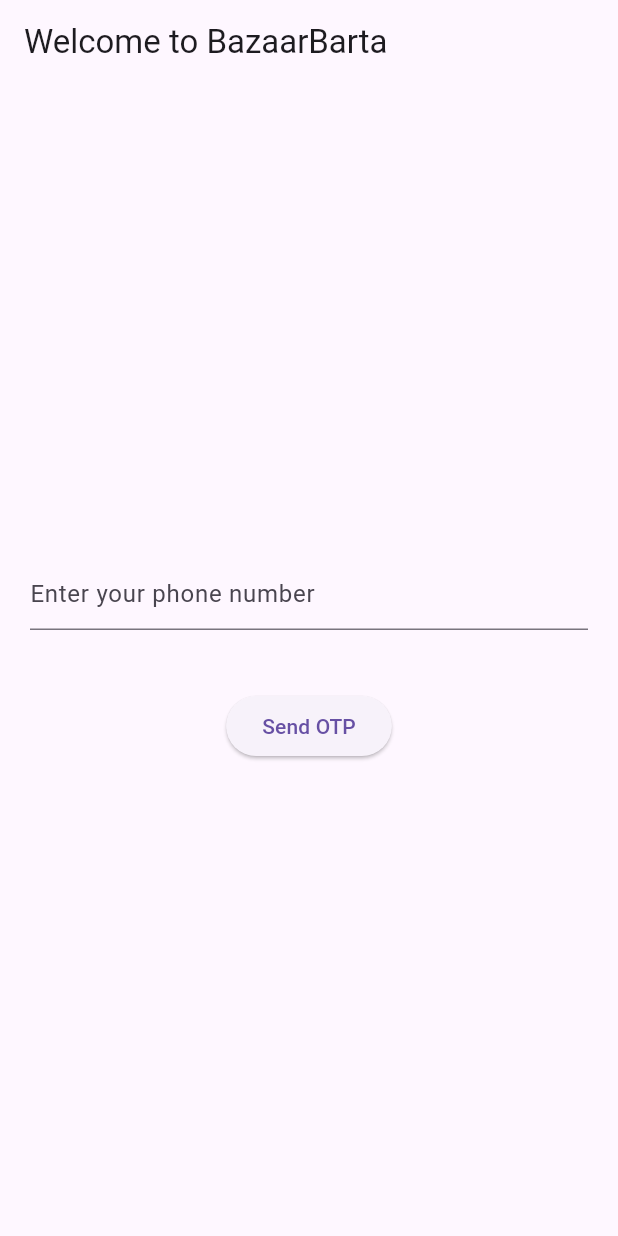
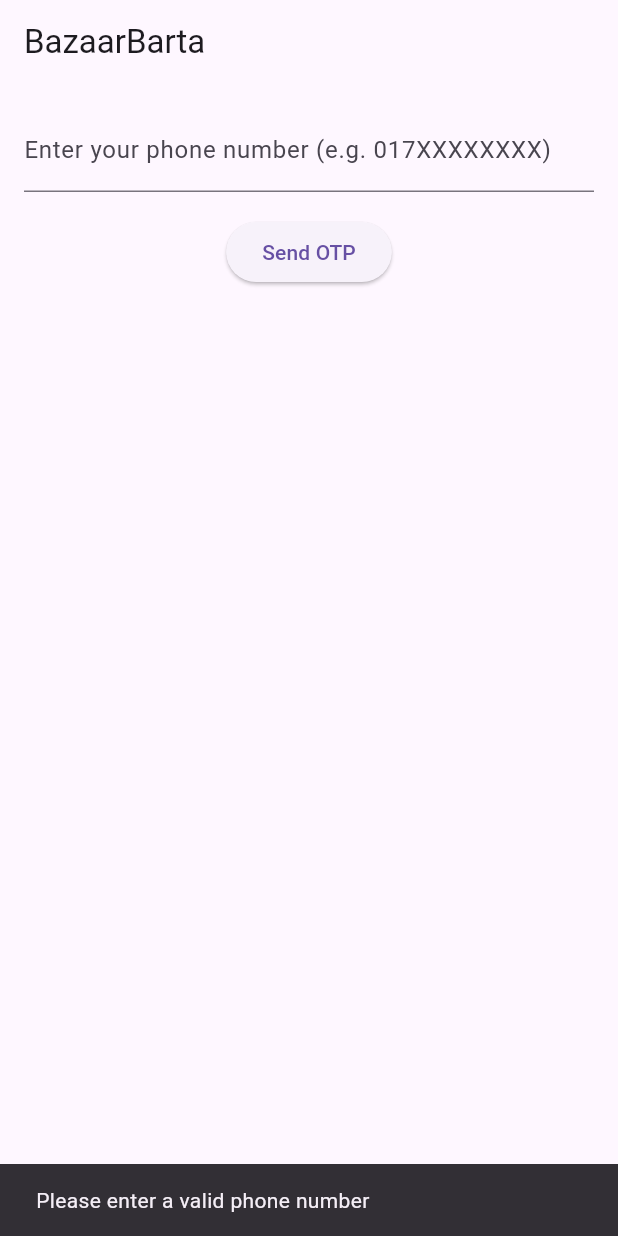
Before and after one commit to fouziaafrin/bazaarbarta, a Flutter app: the screen it shows after launch, after a tap on "Send OTP", on a phone screen of 412 x 824 dp. Run offline on Flutter 3.47's test engine with Material 3 defaults, Android fonts, the phone set to English and light mode, and no system bars; our stand-ins replace easy_localization, firebase_auth, firebase_core; accounts and stored records are empty.

Commit message:
set up otp and homescreen

```diff
--- a/assets/translations/bn.json
+++ b/assets/translations/bn.json
@@ -1,5 +1,13 @@
 {
   "welcome": "বাজারবার্তায় স্বাগতম",
-  "phone_hint": "আপনার ফোন নাম্বার লিখুন",
-  "send_otp": "ওটিপি পাঠান"
+  "appTitle": "বাজারবার্তা",
+  "phone_hint": "আপনার ফোন নাম্বার লিখুন (যেমন 017XXXXXXXX)",
+  "send_otp": "ওটিপি পাঠান",
+  "enter_otp": "ওটিপি লিখুন",
+  "verify_otp": "ওটিপি যাচাই",
+  "invalid_phone": "একটি সঠিক ফোন নম্বর প্রবেশ করুন",
+  "otp_sent": "ওটিপি পাঠানো হয়েছে",
+  "otp_failed": "ওটিপি পাঠানো ব্যর্থ: {}",
+  "invalid_otp": "ভুল ওটিপি",
+  "logging_in": "প্রবেশ করা হচ্ছে..."
 }
--- a/assets/translations/en.json
+++ b/assets/translations/en.json
@@ -1,5 +1,13 @@
 {
   "welcome": "Welcome to BazaarBarta",
-  "phone_hint": "Enter your phone number",
-  "send_otp": "Send OTP"
+  "appTitle": "BazaarBarta",
+  "phone_hint": "Enter your phone number (e.g. 017XXXXXXXX)",
+  "send_otp": "Send OTP",
+  "enter_otp": "Enter OTP",
+  "verify_otp": "Verify OTP",
+  "invalid_phone": "Please enter a valid phone number",
+  "otp_sent": "OTP sent",
+  "otp_failed": "OTP send failed: {}",
+  "invalid_otp": "Invalid OTP",
+  "logging_in": "Logging in..."
 }
--- a/lib/main.dart
+++ b/lib/main.dart
@@ -1,7 +1,13 @@
 import 'package:flutter/material.dart';
 import 'package:firebase_core/firebase_core.dart';
+import 'package:firebase_auth/firebase_auth.dart';
 import 'package:easy_localization/easy_localization.dart';
+import 'package:provider/provider.dart';
 import 'package:bazaarbarta/screens/login_screen.dart';
+import 'package:bazaarbarta/screens/phone_login.dart';
+import 'package:bazaarbarta/screens/otp_verify.dart';
+import 'package:bazaarbarta/services/language_service.dart';
+import 'package:bazaarbarta/screens/home_screen.dart';
 
 void main() async {
   WidgetsFlutterBinding.ensureInitialized();
@@ -13,7 +19,12 @@
       supportedLocales: [Locale('en'), Locale('bn')],
       path: 'assets/translations',
       fallbackLocale: Locale('en'),
-      child: BazaarBartaApp(),
+      child: MultiProvider(
+        providers: [
+          ChangeNotifierProvider(create: (_) => LanguageService()),
+        ],
+        child: BazaarBartaApp(),
+      ),
     ),
   );
 }
@@ -27,7 +38,13 @@
       localizationsDelegates: context.localizationDelegates,
       supportedLocales: context.supportedLocales,
       locale: context.locale,
-      home: LoginScreen(),
+      //home: LoginScreen(),
+      home: FirebaseAuth.instance.currentUser == null ? const PhoneLogin() : const HomeScreen(),
+      routes: {
+        '/home': (_) => const HomeScreen(),
+      },
+      //home: PhoneLogin(),
+
     );
   }
 }
--- /dev/null
+++ b/lib/screens/phone_login.dart
@@ -0,0 +1,102 @@
+import 'package:flutter/material.dart';
+import 'package:easy_localization/easy_localization.dart';
+import '../services/auth_service.dart';
+import 'otp_verify.dart';
+
+class PhoneLogin extends StatefulWidget {
+  const PhoneLogin({super.key});
+  @override
+  State<PhoneLogin> createState() => _PhoneLoginState();
+}
+
+class _PhoneLoginState extends State<PhoneLogin> {
+  final TextEditingController _phoneCtrl = TextEditingController();
+  bool _sending = false;
+
+  void _sendOtp() async {
+  final raw = _phoneCtrl.text.trim();
+  final digits = raw.replaceAll(RegExp(r'\D'), ''); // remove non-digits
+
+  if (digits.length < 9) {
+    ScaffoldMessenger.of(context).showSnackBar(
+      SnackBar(content: Text('invalid_phone'.tr())),
+    );
+    return;
+  }
+
+  String phone;
+  if (digits.startsWith('0')) {
+    phone = '+88' + digits.substring(1); // 01234567890 -> +8801234567890
+  } else if (digits.length == 10) {
+    phone = '+88' + digits; // 1234567890 -> +881234567890
+  } else if (digits.startsWith('88')) {
+    phone = '+' + digits; // 8801234567890 -> +8801234567890
+  } else if (digits.startsWith('1')) {
+    phone = '+88' + digits; // 1712345678 -> +881712345678
+  } else {
+    phone = '+88' + digits; // fallback
+  }
+
+  setState(() => _sending = true);
+
+  await AuthService.sendOtp(
+    phone: phone,
+    onCodeSent: (verificationId, _) {
+      setState(() => _sending = false);
+      ScaffoldMessenger.of(context).showSnackBar(
+        SnackBar(content: Text('otp_sent'.tr())),
+      );
+      Navigator.push(
+        context,
+        MaterialPageRoute(
+          builder: (_) => OtpVerify(verificationId: verificationId, phone: phone),
+        ),
+      );
+    },
+    onVerificationFailed: (e) {
+      setState(() => _sending = false);
+      ScaffoldMessenger.of(context).showSnackBar(
+        SnackBar(content: Text('otp_failed'.tr(args: [e.message ?? e.code]))),
+      );
+    },
+    onAutoVerified: () {
+      Navigator.of(context).pushReplacementNamed('/home');
+    },
+  );
+}
+
+  @override
+  void dispose() {
+    _phoneCtrl.dispose();
+    super.dispose();
+  }
+
+  @override
+  Widget build(BuildContext context) {
+    return Scaffold(
+      appBar: AppBar(title: Text('appTitle'.tr())),
+      body: Padding(
+        padding: const EdgeInsets.all(16.0),
+        child: Column(
+          children: [
+            TextField(
+              controller: _phoneCtrl,
+              keyboardType: TextInputType.phone,
+              decoration: InputDecoration(
+                labelText: 'phone_hint'.tr(),
+                //prefixText: '+88',
+              ),
+            ),
+            const SizedBox(height: 16),
+            _sending
+                ? Column(children: [CircularProgressIndicator(), SizedBox(height: 8), Text('logging_in'.tr())])
+                : ElevatedButton(
+                    onPressed: _sendOtp,
+                    child: Text('send_otp'.tr()),
+                  ),
+          ],
+        ),
+      ),
+    );
+  }
+}
--- /dev/null
+++ b/lib/services/auth_service.dart
@@ -0,0 +1,55 @@
+import 'package:firebase_auth/firebase_auth.dart';
+
+typedef CodeSentCallback = void Function(String verificationId, int? resendToken);
+typedef VerificationFailedCallback = void Function(FirebaseAuthException e);
+
+class AuthService {
+  static final FirebaseAuth _auth = FirebaseAuth.instance;
+
+  /// Send verification SMS to [phone] (full E.164 or local number with +88 prefix for Bangladesh).
+  /// Pass callbacks to handle UI flow.
+  static Future<void> sendOtp({
+    required String phone,
+    required CodeSentCallback onCodeSent,
+    required VerificationFailedCallback onVerificationFailed,
+    required void Function() onAutoVerified, // called when instant verification occurs
+  }) async {
+    await _auth.verifyPhoneNumber(
+      phoneNumber: phone,
+      timeout: const Duration(seconds: 60),
+      verificationCompleted: (PhoneAuthCredential credential) async {
+        // Android may auto-verify with instant response
+        try {
+          await _auth.signInWithCredential(credential);
+          onAutoVerified();
+        } catch (e) {
+          // ignore sign-in error here — caller can show message if needed
+        }
+      },
+      verificationFailed: (FirebaseAuthException e) {
+        onVerificationFailed(e);
+      },
+      codeSent: (verificationId, resendToken) {
+        onCodeSent(verificationId, resendToken);
+      },
+      codeAutoRetrievalTimeout: (String verificationId) {
+        // no-op; UI should allow manual OTP entry
+      },
+    );
+  }
+
+  /// Verify [smsCode] against [verificationId]
+  static Future<UserCredential> verifyOtp({
+    required String verificationId,
+    required String smsCode,
+  }) {
+    final credential = PhoneAuthProvider.credential(
+      verificationId: verificationId,
+      smsCode: smsCode,
+    );
+    return _auth.signInWithCredential(credential);
+  }
+
+  static User? currentUser() => _auth.currentUser;
+  static Future<void> signOut() => _auth.signOut();
+}
```
Also changed, not shown: lib/i18n/strings.dart (added, +19 -0 lines), lib/screens/home_screen.dart (added, +60 -0 lines), lib/screens/otp_verify.dart (added, +65 -0 lines), lib/services/language_service.dart (added, +14 -0 lines), lib/widgets/crop_card.dart (added, +31 -0 lines).
